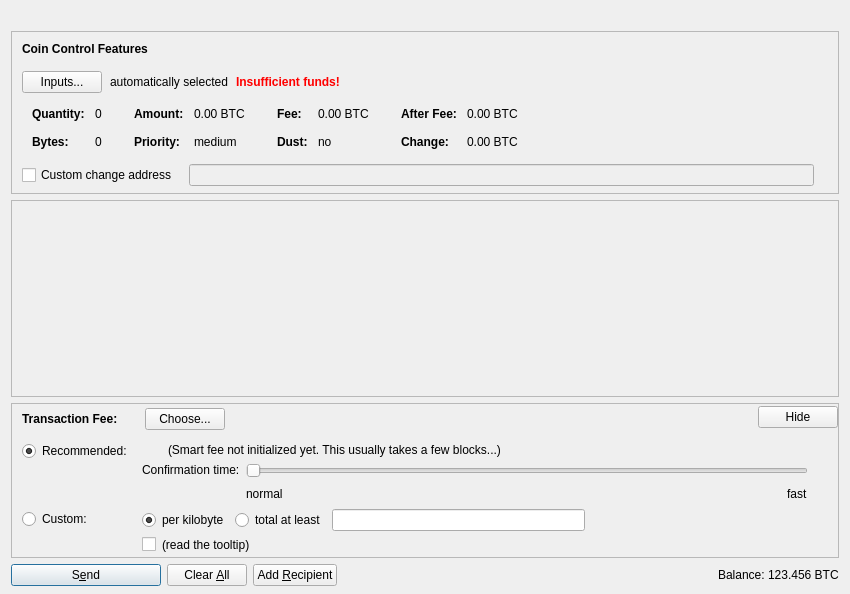
First picture: the form in src/qt/forms/sendcoinsdialog.ui, repository GeorgeRDG/litecoinz, before the edit.
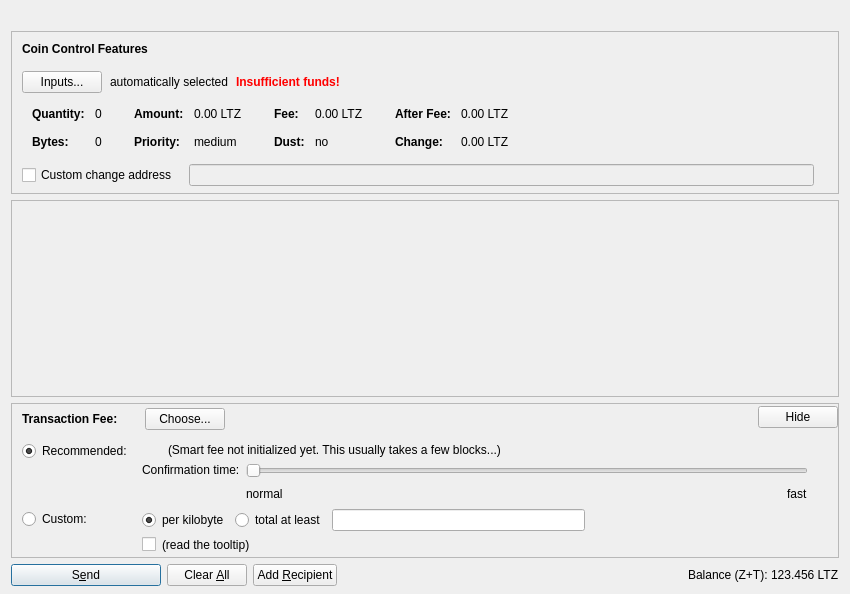
Second picture: the form after the edit. Icons and pictures are not drawn. Custom widgets are drawn as their Qt base class.

Patch:
```diff
--- a/src/qt/forms/sendcoinsdialog.ui
+++ b/src/qt/forms/sendcoinsdialog.ui
@@ -337,7 +337,7 @@
                   <enum>Qt::ActionsContextMenu</enum>
                  </property>
                  <property name="text">
-                  <string notr="true">0.00 BTC</string>
+                  <string notr="true">0.00 LTZ</string>
                  </property>
                  <property name="textInteractionFlags">
                   <set>Qt::LinksAccessibleByMouse|Qt::TextSelectableByKeyboard|Qt::TextSelectableByMouse</set>
@@ -417,7 +417,7 @@
                   <enum>Qt::ActionsContextMenu</enum>
                  </property>
                  <property name="text">
-                  <string notr="true">0.00 BTC</string>
+                  <string notr="true">0.00 LTZ</string>
                  </property>
                  <property name="textInteractionFlags">
                   <set>Qt::LinksAccessibleByMouse|Qt::TextSelectableByKeyboard|Qt::TextSelectableByMouse</set>
@@ -497,7 +497,7 @@
                   <enum>Qt::ActionsContextMenu</enum>
                  </property>
                  <property name="text">
-                  <string notr="true">0.00 BTC</string>
+                  <string notr="true">0.00 LTZ</string>
                  </property>
                  <property name="textInteractionFlags">
                   <set>Qt::LinksAccessibleByMouse|Qt::TextSelectableByKeyboard|Qt::TextSelectableByMouse</set>
@@ -526,7 +526,7 @@
                   <enum>Qt::ActionsContextMenu</enum>
                  </property>
                  <property name="text">
-                  <string notr="true">0.00 BTC</string>
+                  <string notr="true">0.00 LTZ</string>
                  </property>
                  <property name="textInteractionFlags">
                   <set>Qt::LinksAccessibleByMouse|Qt::TextSelectableByKeyboard|Qt::TextSelectableByMouse</set>
@@ -1296,7 +1296,7 @@
           </sizepolicy>
          </property>
          <property name="text">
-          <string>Balance:</string>
+          <string>Balance (Z+T):</string>
          </property>
         </widget>
        </item>
@@ -1312,7 +1312,7 @@
           <cursorShape>IBeamCursor</cursorShape>
          </property>
          <property name="text">
-          <string notr="true">123.456 BTC</string>
+          <string notr="true">123.456 LTZ</string>
          </property>
          <property name="textInteractionFlags">
           <set>Qt::LinksAccessibleByMouse|Qt::TextSelectableByKeyboard|Qt::TextSelectableByMouse</set>
```
Left out of the diff: 2 changed lines with no effect on the pictures.
